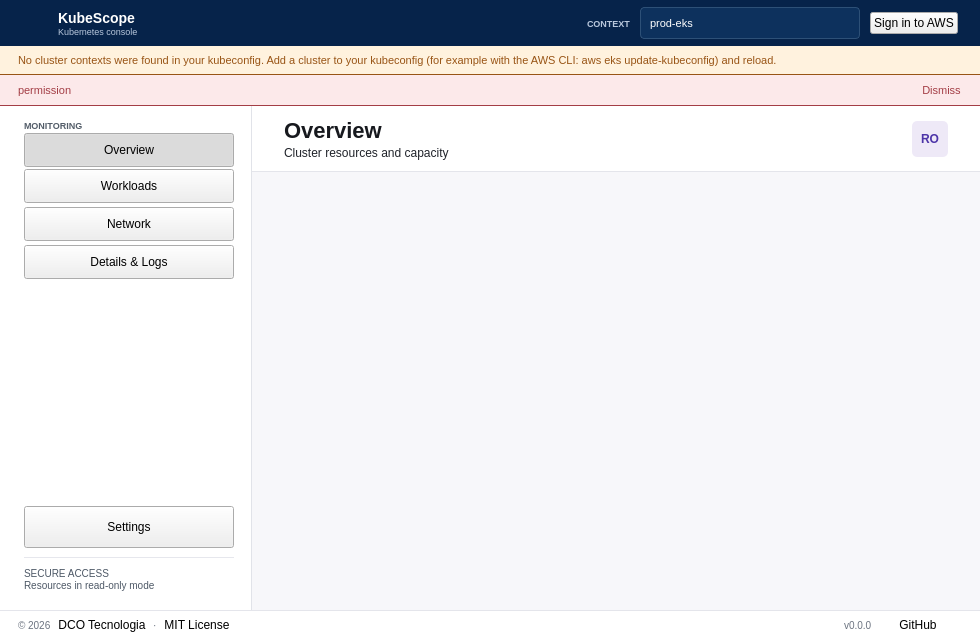
Before: the Qt Designer form src/kubescope/ui/main_window.ui in dcotecnologia/kubescope, drawn with Qt 5.
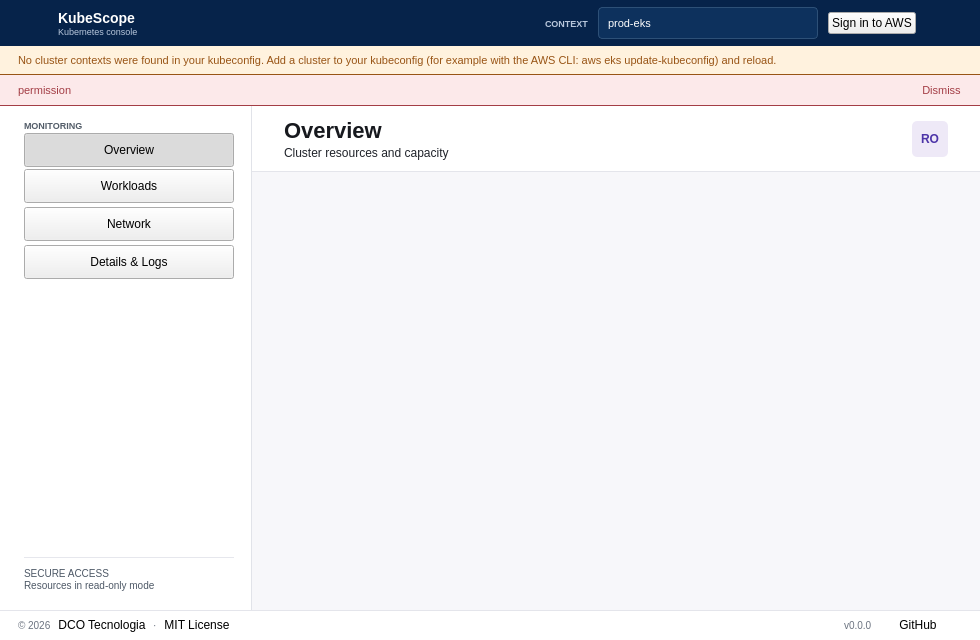
After: the same form once the commit is applied. Icons and pictures are not drawn.

Commit message:
feat(ui): move the settings button next to the context as an icon
Settings was the last entry of the side menu. It now sits at the end of the
top bar, beside the context, as a gear with a tooltip, and stays highlighted
while the settings page is open.

```diff
--- a/src/kubescope/ui/main_window.ui
+++ b/src/kubescope/ui/main_window.ui
@@ -29,6 +29,12 @@
 QLabel#topTitle { color: #ffffff; font-size: 14px; font-weight: 700; }
 QLabel#topSubtitle { color: #b8c7dc; font-size: 9px; }
 QLabel#topCaption { color: #b8c7dc; font-size: 9px; font-weight: 700; }
+QPushButton#settingsButton {
+    background: transparent; border: 1px solid transparent; border-radius: 4px;
+    padding: 0;
+}
+QPushButton#settingsButton:hover { background: #0d315d; }
+QPushButton#settingsButton:checked { background: #1f4f87; }
 QComboBox#contextCombo {
     background: #0d315d; color: #ffffff; border: 1px solid #2d5077;
     border-radius: 4px; min-height: 30px; padding: 0 9px; font-size: 11px;
@@ -342,6 +348,37 @@
          </property>
         </widget>
        </item>
+       <item>
+        <widget class="QPushButton" name="settingsButton">
+         <property name="minimumSize">
+          <size>
+           <width>32</width>
+           <height>32</height>
+          </size>
+         </property>
+         <property name="maximumSize">
+          <size>
+           <width>32</width>
+           <height>32</height>
+          </size>
+         </property>
+         <property name="toolTip">
+          <string>Settings</string>
+         </property>
+         <property name="iconSize">
+          <size>
+           <width>18</width>
+           <height>18</height>
+          </size>
+         </property>
+         <property name="checkable">
+          <bool>true</bool>
+         </property>
+         <property name="flat">
+          <bool>true</bool>
+         </property>
+        </widget>
+       </item>
       </layout>
      </widget>
     </item>
@@ -1157,34 +1194,6 @@
            </widget>
           </widget>
          </item>
-         <item>
-          <widget class="QPushButton" name="settingsButton">
-           <property name="text">
-            <string>Settings</string>
-           </property>
-           <property name="checkable">
-            <bool>true</bool>
-           </property>
-           <property name="autoExclusive">
-            <bool>true</bool>
-           </property>
-           <property name="minimumSize">
-            <size>
-             <width>0</width>
-             <height>42</height>
-            </size>
-           </property>
-           <property name="iconSize">
-            <size>
-             <width>16</width>
-             <height>16</height>
-            </size>
-           </property>
-           <property name="nav" stdset="0">
-            <string notr="true">true</string>
-           </property>
-          </widget>
-         </item>
          <item>
           <widget class="QFrame" name="sidebarRule">
            <property name="frameShape">
```
The commit also changes 3 other files.
